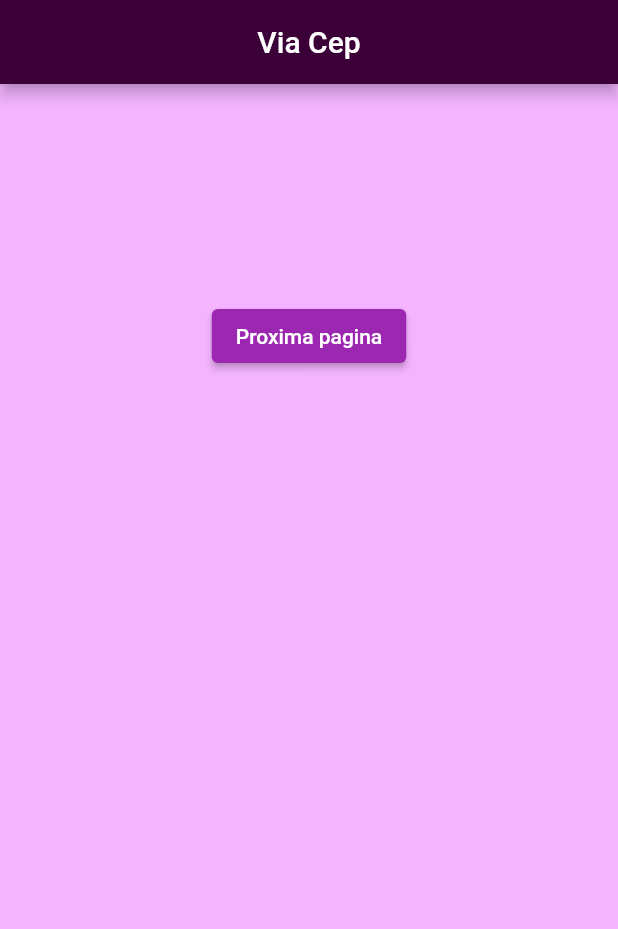
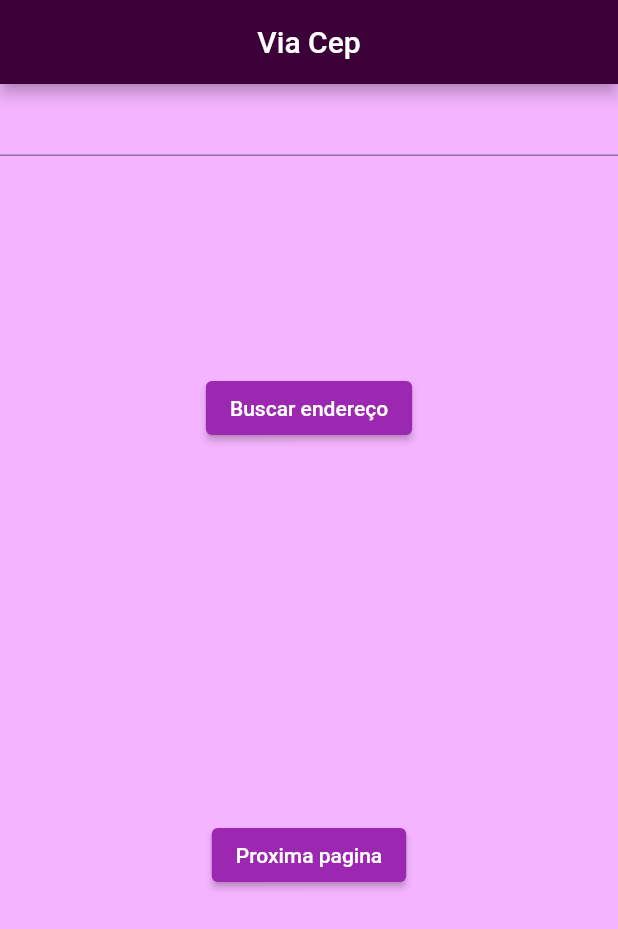
Before and after one commit to CodNameLouis/estudando_getconect, a Flutter app: the screen it shows after launch, on a phone screen of 412 x 824 dp. Shown: the top 929 px of the screen. Run offline on Flutter 3.47's test engine with Material 2 defaults, Android fonts, the phone set to English and light mode, and no system bars; our stand-ins replace get.

```diff
--- a/lib/infra/api_endpoints.dart
+++ b/lib/infra/api_endpoints.dart
@@ -4,5 +4,5 @@ class ApiEndpoints {
   static const base =
       "http://ec2-54-80-244-185.compute-1.amazonaws.com:3333/api/v1";
 
-  static const adress = '$base/zip-code/78578000';
+  static const adress = '$base/zip-code/';
 }
--- a/lib/infra/repositories/adress_repository.dart
+++ b/lib/infra/repositories/adress_repository.dart
@@ -7,8 +7,8 @@ class AdressRepository {
   final GetConnect _connect;
   const AdressRepository(this._connect);
 
-  Future<AdressResponseModel> getAdress() async {
-    final _response = await _connect.get(ApiEndpoints.adress);
+  Future<AdressResponseModel> getAdress(String zipCode) async {
+    final _response = await _connect.get(ApiEndpoints.adress + zipCode);
     if (_response.isOk) {
       return AdressResponseModel.fromMap(_response.body);
     }
--- a/lib/presenter/home/home_page.dart
+++ b/lib/presenter/home/home_page.dart
@@ -16,7 +16,7 @@ class HomePage extends GetView<HomeController> {
         title: const Text('Via Cep'),
         centerTitle: true,
       ),
-      body: const BodyHome(),
+      body: const SingleChildScrollView(child: BodyHome()),
     );
   }
 }
--- a/lib/presenter/home/widgets/body_home.dart
+++ b/lib/presenter/home/widgets/body_home.dart
@@ -13,6 +13,9 @@ class BodyHome extends GetView<HomeController> {
       builder: (_control) {
         return Column(
           children: [
+            TextField(
+              onChanged: _control.changeCep,
+            ),
             ListTile(
               title: Text(_control.adress?.city.name ?? ""),
               subtitle: Text(_control.adress?.zipCode ?? ""),
@@ -20,6 +23,17 @@ class BodyHome extends GetView<HomeController> {
             ListTile(
               title: Text(_control.adress?.country.name ?? ""),
               subtitle: Text(_control.adress?.state.name ?? ""),
+            ),
+            ElevatedButton(
+              onPressed: () {
+                _control.getInfo();
+              },
+              child: const Text(
+                'Buscar endereço',
+              ),
+            ),
+            const SizedBox(
+              height: 250,
             ),
             ElevatedButton(
               onPressed: () {
```
Also changed, not shown: lib/presenter/home/home_controller.dart (+9 -6 lines).
